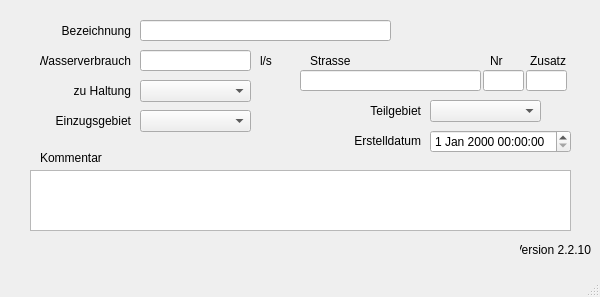
The window that qkan/database/templates/einleit.ui (hoettges/QKan) describes before a commit, drawn with Qt 5.
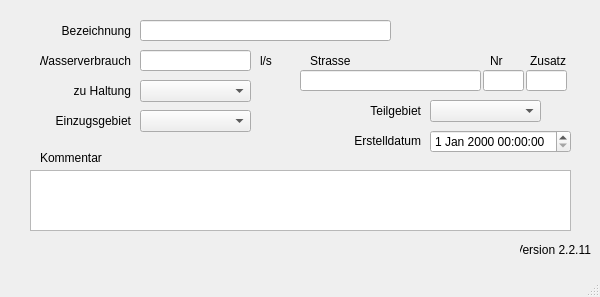
The same window after the commit. Custom widgets are drawn as their Qt base class.

What changed in the file:
```diff
--- a/qkan/database/templates/einleit.ui
+++ b/qkan/database/templates/einleit.ui
@@ -239,7 +239,7 @@
      <string>Version QKan Import</string>
     </property>
     <property name="text">
-     <string>Version 2.2.10</string>
+     <string>Version 2.2.11</string>
     </property>
     <property name="alignment">
      <set>Qt::AlignRight|Qt::AlignTrailing|Qt::AlignVCenter</set>
```
